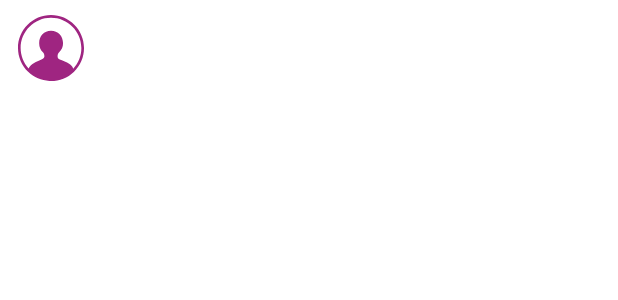
After one commit to paperbirdtechpbt/Cogni, an Android app: the layout custom_push.xml on its own in the app's theme, with its tools: preview values and no code run, on a phone screen of 412 x 824 dp. The commit adds this screen. Shown: the top 300 px of the screen. Run offline under Robolectric (Android 15) with nearby library versions, the phone set to English and light mode, and no system bars.

Commit message:
Chat  Wrokng with notifcation and message status

```diff
--- a/app/build.gradle
+++ b/app/build.gradle
@@ -21,6 +21,12 @@ android {
         exclude 'project.properties'
         exclude 'META-INF/INDEX.LIST'
         exclude 'META-INF/library_release.kotlin_module'
+    }
+
+    lintOptions {
+
+        checkReleaseBuilds false
+
     }
     buildTypes {
 
--- a/app/src/main/java/com/pbt/cogni/activity/splash/SplashActivity.kt
+++ b/app/src/main/java/com/pbt/cogni/activity/splash/SplashActivity.kt
@@ -8,6 +8,7 @@ import com.pbt.cogni.R
 import com.pbt.cogni.activity.home.MainActivity
 import com.pbt.cogni.activity.login.LoginActivity
 import com.pbt.cogni.util.AppConstant.PREF_IS_LOGIN
+import com.pbt.cogni.util.AppConstant.PREF_TOKEN
 import com.pbt.cogni.util.AppConstant.PREF_USER
 import com.pbt.cogni.util.AppUtils
 import com.pbt.cogni.util.MyPreferencesHelper
@@ -17,11 +18,11 @@ class SplashActivity : AppCompatActivity() {
         super.onCreate(savedInstanceState)
         setContentView(R.layout.activity_splash)
 
-//                || MyPreferencesHelper.getStringValue(this, AppConstant.PREF_IS_LOGIN)).equals( "")){
 
         Handler().postDelayed({
 
             AppUtils.logDebug("SplashACtivity","Check login Preff ==>> "+MyPreferencesHelper.getStringValue(this@SplashActivity, PREF_USER, ""))
+            AppUtils.logDebug("SplashACtivity","Check login tokem ==>> "+MyPreferencesHelper.getStringValue(this@SplashActivity, PREF_TOKEN, ""))
 
             val intent : Intent;
             if (MyPreferencesHelper.getStringValue(this@SplashActivity, PREF_IS_LOGIN, "").equals("") || MyPreferencesHelper.getStringValue(this@SplashActivity, PREF_IS_LOGIN, "").equals("false"))
--- a/app/src/main/java/com/pbt/cogni/fragment/Chat/UserChatListFragment.kt
+++ b/app/src/main/java/com/pbt/cogni/fragment/Chat/UserChatListFragment.kt
@@ -16,6 +16,7 @@ import androidx.recyclerview.widget.LinearLayoutManager
 import com.pbt.cogni.R
 import com.pbt.cogni.WebService.Api
 import com.pbt.cogni.activity.chat.ChatActivity
+import com.pbt.cogni.activity.home.MainActivity
 import com.pbt.cogni.model.AnalystModel
 import com.pbt.cogni.repository.AnalystRepository
 import com.pbt.cogni.util.AppUtils
@@ -57,7 +58,8 @@ class UserChatListFragment : Fragment(),RecyclerviewClickLisetner {
     override fun onRecyclerViewItemClick(view: View, analystModel: AnalystModel) {
         when(view.id){
             R.id.item_row -> {
-                AppUtils.logDebug("UserChatFragment","Item Click "+analystModel.companyName)
+                val intent = Intent(activity, ChatActivity::class.java)
+                startActivity(intent)
             }
         }
     }
--- a/app/src/main/java/com/pbt/cogni/util/AppConstant.kt
+++ b/app/src/main/java/com/pbt/cogni/util/AppConstant.kt
@@ -9,7 +9,6 @@ object AppConstant {
     //Preference
     var PREF_USER = "user"
     var PREF_IS_LOGIN = "isLogin"
-
-
+    var PREF_TOKEN = "token"
 
 }
--- /dev/null
+++ b/app/src/main/res/layout/custom_push.xml
@@ -0,0 +1,30 @@
+<RelativeLayout xmlns:android="http://schemas.android.com/apk/res/android"
+    android:id="@+id/layout"
+    android:layout_width="fill_parent"
+    android:layout_height="64dp"
+    android:padding="10dp" >
+    <ImageView
+        android:src="@drawable/ic__chat_profile"
+        android:id="@+id/image"
+        android:layout_width="wrap_content"
+        android:layout_height="fill_parent"
+        android:layout_alignParentLeft="true"
+        android:layout_marginRight="10dp" />
+    <TextView
+        android:textSize="13dp"
+        android:textColor="#000"
+        android:id="@+id/title"
+        android:layout_width="wrap_content"
+        android:layout_height="wrap_content"
+        android:layout_toRightOf="@id/image"
+        />
+    <TextView
+        android:textSize="13dp"
+        android:textColor="#000"
+        android:id="@+id/text"
+        android:layout_width="wrap_content"
+        android:layout_height="wrap_content"
+        android:layout_toRightOf="@id/image"
+        android:layout_below="@id/title"
+        />
+</RelativeLayout>
--- a/app/src/main/res/layout/user_chat_list_fragment.xml
+++ b/app/src/main/res/layout/user_chat_list_fragment.xml
@@ -5,12 +5,14 @@
     android:layout_height="match_parent"
     xmlns:app="http://schemas.android.com/apk/res-auto"
     android:orientation="vertical"
+    android:background="@color/white"
     tools:context=".fragment.Chat.UserChatListFragment">
 
 
     <androidx.recyclerview.widget.RecyclerView
         android:layout_width="match_parent"
         android:layout_height="match_parent"
+        android:background="@color/white"
         android:id="@+id/recyclerviewChatUserList"/>
 
 
```
Also changed, not shown: app/src/main/java/com/pbt/cogni/activity/chat/ChatActivity.kt (+25 -2 lines), app/src/main/java/com/pbt/cogni/activity/chat/adapter/ChatAdapter.java (+5 -30 lines), app/src/main/java/com/pbt/cogni/fcm/MyFirebaseMessagingService.kt (+43 -15 lines), app/src/main/java/com/pbt/cogni/util/AppUtils.kt (+29 -0 lines), app/src/main/java/com/pbt/cogni/util/MyPreferencesHelper.kt (+12 -0 lines), app/src/main/java/com/pbt/cogni/viewModel/ChatViewModel.kt (+42 -22 lines), app/src/main/res/layout/item_my_message.xml (+27 -6 lines), app/src/main/res/layout/item_other_message.xml (+10 -6 lines), 1 other file.
